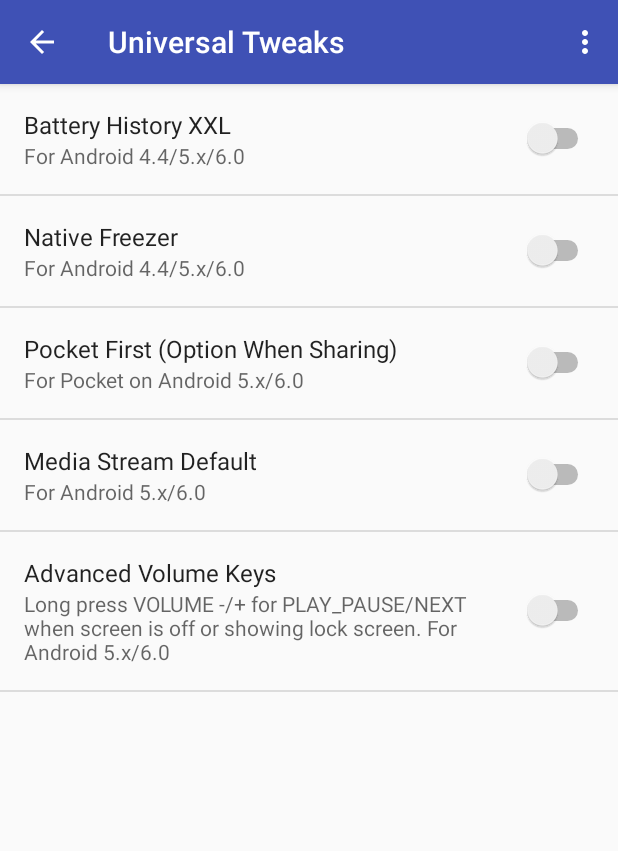
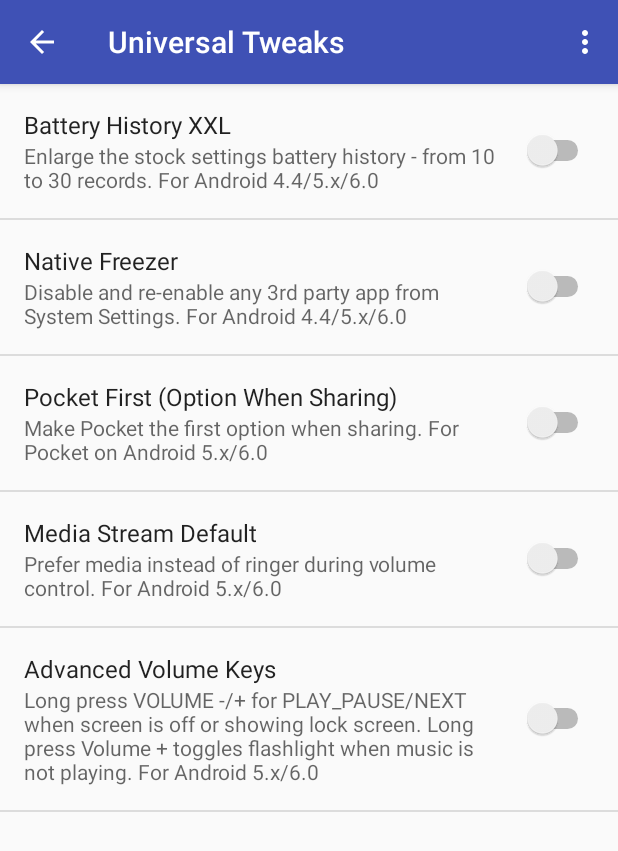
Before and after one commit to moneytoo/AllMy..., an Android app: the SettingsActivity screen opened directly, with no data from a screen before it, after a tap on "Universal Tweaks", on a phone screen of 412 x 824 dp. Shown: the top 851 px of the screen. Run offline under Robolectric (Android 15) with nearby library versions, the phone set to English and light mode, and no system bars; our stand-ins replace AdMob.

Commit message:
Hold VOLUME + to toggle flashlight

```diff
--- a/app/src/main/res/xml/pref_cyanogenmod.xml
+++ b/app/src/main/res/xml/pref_cyanogenmod.xml
@@ -4,13 +4,13 @@
         android:defaultValue="false"
         android:key="tweak_disablesuindicator"
         android:title="Disable Su Indicator"
-        android:summary="For CM12/CM12.1/CM13" />
+        android:summary="Disable # (pound/hash) indicator in status bar. For CM12/CM12.1/CM13" />
 
     <SwitchPreference
         android:defaultValue="false"
         android:key="tweak_alwayssoftwaremenu"
         android:title="Always Software Menu"
-        android:summary="For CM12/CM12.1/CM13" />
+        android:summary="Allows to have both software menu button and menu mapped to key on CM. For CM12/CM12.1/CM13" />
 
     <SwitchPreference
         android:defaultValue="false"
@@ -22,13 +22,13 @@
         android:defaultValue="false"
         android:key="tweak_onewaybrightness"
         android:title="One Way Brightness"
-        android:summary="For CM12.1/CM13" />
+        android:summary="Make auto brightness go only up. For CM12.1/CM13" />
 
     <SwitchPreference
         android:defaultValue="false"
         android:key="tweak_batterylightdisabler"
         android:title="Battery Light Disabler"
-        android:summary="For CM12.1/CM13" />
+        android:summary="Battery light will not shine when in downtime (Interruptions) or when the screen is on. For CM12.1/CM13" />
 
     <SwitchPreference
         android:defaultValue="false"
@@ -40,12 +40,12 @@
         android:defaultValue="false"
         android:key="tweak_remapprevtoplaypause"
         android:title="Remap PREV button to PLAY/PAUSE"
-        android:summary="For CM12.1/CM13" />
+        android:summary="Allow use volume keys to change volume, advance to next song and play/pause. For CM12.1/CM13" />
 
     <SwitchPreference
         android:defaultValue="false"
         android:key="tweak_remapnexttotorch"
         android:title="Remap NEXT button to Torch (when not playing)"
-        android:summary="For CM12.1/CM13" />
+        android:summary="Allow use volume up key (long press) to start flashlight (when music is off). For CM12.1/CM13" />
 
 </PreferenceScreen>
--- a/app/src/main/res/xml/pref_experimental.xml
+++ b/app/src/main/res/xml/pref_experimental.xml
@@ -4,7 +4,7 @@
         android:defaultValue="false"
         android:key="tweak_k920cardboard"
         android:title="K920 Cardboard Resolution Fix"
-        android:summary="For K920 running Android 4.4/5.0" />
+        android:summary="Fix screen resolution in Google Cardboard on Lenovo Vibe Z2 Pro (K920). For K920 running Android 4.4/5.0" />
     <SwitchPreference
         android:defaultValue="false"
         android:key="tweak_gmswearnotificationdisable"
@@ -15,7 +15,7 @@
         android:defaultValue="false"
         android:key="tweak_chrometabstoolbaronphone"
         android:title="Chrome Tabs Toolbar On Phone"
-        android:summary="For Chrome (v47-49 only)" />
+        android:summary="Enable tablet layout while keep mobile User Agent. For Chrome (v47-49 only)" />
 
     <SwitchPreference
         android:defaultValue="false"
--- a/app/src/main/res/xml/pref_s5.xml
+++ b/app/src/main/res/xml/pref_s5.xml
@@ -10,13 +10,13 @@
         android:defaultValue="false"
         android:key="tweak_s5twjunk"
         android:title="Get Rid of TouchWiz Junk (Popups)"
-        android:summary="Disable 'Check cover' popups and DND notification" />
+        android:summary="Disable 'Check cover' popups, DND notification etc" />
 
     <SwitchPreference
         android:defaultValue="false"
         android:key="tweak_s5readermode"
         android:title="Enable Reader Mode (Adapt Display)"
-        android:summary="For Adobe Reader and Moon+ Reader" />
+        android:summary="Enable Samsung screen ebook reading mode for Adobe Reader and Moon+ Reader" />
 
     <SwitchPreference
         android:defaultValue="false"
--- a/app/src/main/res/xml/pref_thirdparty.xml
+++ b/app/src/main/res/xml/pref_thirdparty.xml
@@ -4,13 +4,13 @@
         android:defaultValue="false"
         android:key="tweak_onehandzoom_ff"
         android:title="One Hand Zoom Enabler"
-        android:summary="For Mozilla Firefox (v43-47)" />
+        android:summary="Double-touch drag support for Mozilla Firefox (v43-47)" />
 
     <SwitchPreference
         android:defaultValue="false"
         android:key="tweak_onehandzoom_ar"
         android:title="One Hand Zoom Enabler"
-        android:summary="For Adobe Reader (v15.2.2-16.1.1)" />
+        android:summary="Double-touch drag support for Adobe Reader (v15.2.2-16.1.1)" />
 
     <SwitchPreference
         android:defaultValue="false"
--- a/app/src/main/res/xml/pref_tweaks.xml
+++ b/app/src/main/res/xml/pref_tweaks.xml
@@ -4,30 +4,30 @@
         android:defaultValue="false"
         android:key="tweak_batteryhistoryxxl"
         android:title="Battery History XXL"
-        android:summary="For Android 4.4/5.x/6.0" />
+        android:summary="Enlarge the stock settings battery history - from 10 to 30 records. For Android 4.4/5.x/6.0" />
 
     <SwitchPreference
         android:defaultValue="false"
         android:key="tweak_nativefreezer"
         android:title="Native Freezer"
-        android:summary="For Android 4.4/5.x/6.0" />
+        android:summary="Disable and re-enable any 3rd party app from System Settings. For Android 4.4/5.x/6.0" />
 
     <SwitchPreference
         android:defaultValue="false"
         android:key="tweak_pocketfirst"
         android:title="Pocket First (Option When Sharing)"
-        android:summary="For Pocket on Android 5.x/6.0" />
+        android:summary="Make Pocket the first option when sharing. For Pocket on Android 5.x/6.0" />
 
     <SwitchPreference
         android:defaultValue="false"
         android:key="tweak_mediastreamdefault"
         android:title="Media Stream Default"
-        android:summary="For Android 5.x/6.0" />
+        android:summary="Prefer media instead of ringer during volume control. For Android 5.x/6.0" />
 
     <SwitchPreference
         android:defaultValue="false"
         android:key="tweak_mediakeys"
         android:title="Advanced Volume Keys"
-        android:summary="Long press VOLUME -/+ for PLAY_PAUSE/NEXT when screen is off or showing lock screen. For Android 5.x/6.0" />
+        android:summary="Long press VOLUME -/+ for PLAY_PAUSE/NEXT when screen is off or showing lock screen. Long press Volume + toggles flashlight when music is not playing. For Android 5.x/6.0" />
 
 </PreferenceScreen>
```
Also changed, not shown: app/src/main/AndroidManifest.xml (+11 -0 lines), app/src/main/java/com/smartmadsoft/xposed/aio/FlashlightService.java (added, +39 -0 lines), app/src/main/java/com/smartmadsoft/xposed/aio/IntentReceiver.java (added, +17 -0 lines), app/src/main/java/com/smartmadsoft/xposed/aio/tweaks/MediaKeys.java (+11 -3 lines).
